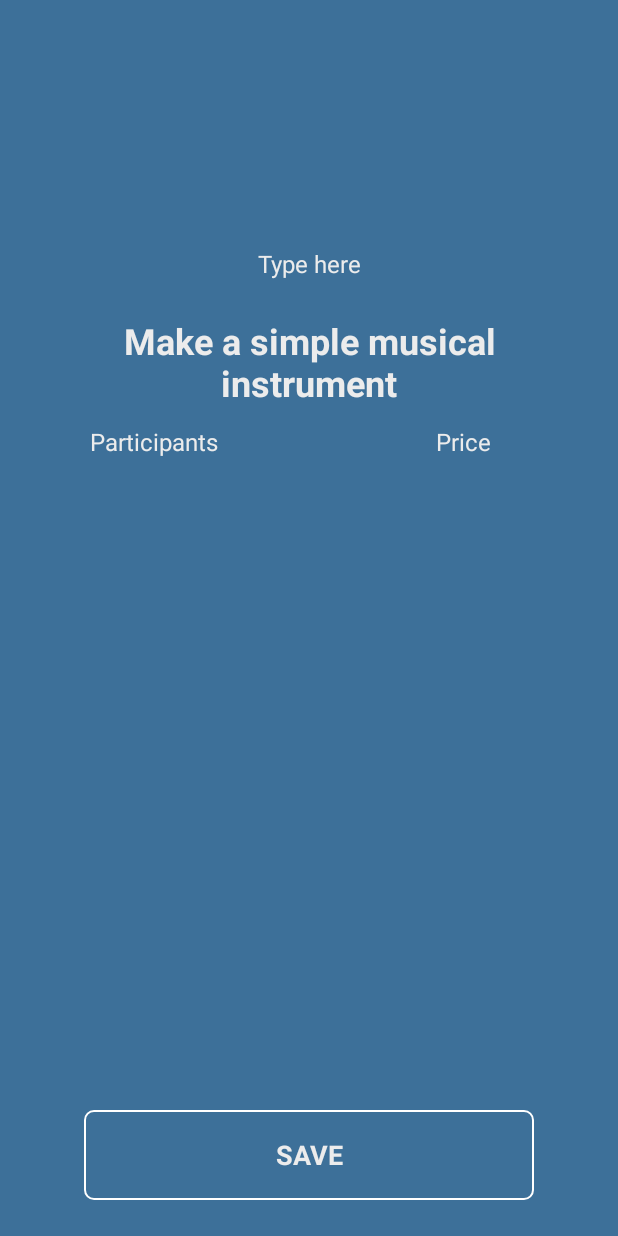
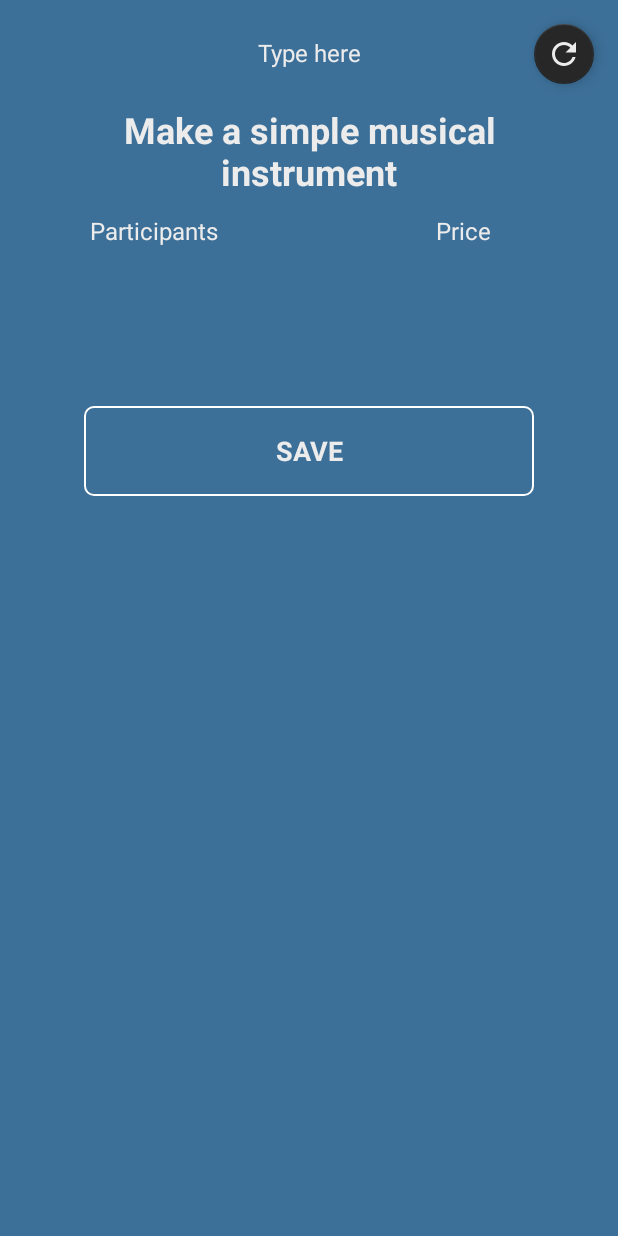
Before and after one commit to Jeremyscell82/RoomDB-Demo, an Android app: the layout fragment_home.xml on its own in the app's theme, with its tools: preview values and no code run, on a phone screen of 412 x 824 dp. Run offline under Robolectric (Android 15) with nearby library versions, the phone set to English and light mode, and no system bars; network calls fail.

Commit message:
Added RoomDB + ViewModel logic

```diff
--- a/app/src/main/java/com/jldemos/roomdb_demo/SplashActivity.kt
+++ b/app/src/main/java/com/jldemos/roomdb_demo/SplashActivity.kt
@@ -10,14 +10,14 @@ class SplashActivity: AppCompatActivity() {
 
     override fun onCreate(savedInstanceState: Bundle?) {
         super.onCreate(savedInstanceState)
-        Timber.plant(Timber.DebugTree())
+        Timber.plant(Timber.DebugTree()) //Initiate logging library
+        //Give the illusion its actually loading something expensive
         Handler().postDelayed({
             launchApp()
-        },1500)
+        },1000)
     }
 
     private fun launchApp() {
-        Timber.d("Launching App ...")
         val mainIntent = Intent(this, MainActivity::class.java)
         mainIntent.flags = Intent.FLAG_ACTIVITY_NEW_TASK or Intent.FLAG_ACTIVITY_CLEAR_TASK
         startActivity(mainIntent)
--- a/app/src/main/java/com/jldemos/roomdb_demo/BoredApiService.kt
+++ b/app/src/main/java/com/jldemos/roomdb_demo/Utils/SuggestionApiService.kt
@@ -1,4 +1,4 @@
-package com.jldemos.roomdb_demo
+package com.jldemos.roomdb_demo.Utils
 
 import com.google.gson.annotations.SerializedName
 import io.reactivex.Observable
@@ -8,7 +8,7 @@ import retrofit2.converter.gson.GsonConverterFactory
 import retrofit2.http.GET
 import retrofit2.http.Query
 
-class BoredApiService {
+class SuggestionApiService {
 
 
     data class BoredResult(
@@ -34,6 +34,7 @@ class BoredApiService {
         @GET("activity/")
         fun pullAnotherSuggestion(): Observable<BoredResult>
 
+        //Not going to be used, but an example of having multiple endpoints
         @GET("activity/type")
         fun pullByType(
             @Query(value = "type") type: String = "recreational"
--- /dev/null
+++ b/app/src/main/res/drawable/ic_refresh.xml
@@ -0,0 +1,5 @@
+<vector android:height="24dp" android:tint="#FFFFFF"
+    android:viewportHeight="24.0" android:viewportWidth="24.0"
+    android:width="24dp" xmlns:android="http://schemas.android.com/apk/res/android">
+    <path android:fillColor="#FF000000" android:pathData="M17.65,6.35C16.2,4.9 14.21,4 12,4c-4.42,0 -7.99,3.58 -7.99,8s3.57,8 7.99,8c3.73,0 6.84,-2.55 7.73,-6h-2.08c-0.82,2.33 -3.04,4 -5.65,4 -3.31,0 -6,-2.69 -6,-6s2.69,-6 6,-6c1.66,0 3.14,0.69 4.22,1.78L13,11h7V4l-2.35,2.35z"/>
+</vector>
--- a/app/src/main/res/layout/fragment_home.xml
+++ b/app/src/main/res/layout/fragment_home.xml
@@ -1,5 +1,6 @@
 <?xml version="1.0" encoding="utf-8"?>
-<androidx.constraintlayout.widget.ConstraintLayout xmlns:android="http://schemas.android.com/apk/res/android"
+<androidx.constraintlayout.widget.ConstraintLayout
+    xmlns:android="http://schemas.android.com/apk/res/android"
     android:layout_width="match_parent"
     android:layout_height="match_parent"
     xmlns:app="http://schemas.android.com/apk/res-auto"
@@ -9,7 +10,7 @@
 
 
     <androidx.constraintlayout.widget.Guideline
-        android:id="@+id/home_centerGuideline"
+        android:id="@+id/home_centerVerGuideline"
         android:layout_width="wrap_content"
         android:layout_height="match_parent"
         android:orientation="vertical"
@@ -17,20 +18,23 @@
         />
 
     <androidx.constraintlayout.widget.Guideline
-        android:id="@+id/home_topGuideline"
-        android:layout_width="match_parent"
-        android:layout_height="wrap_content"
+        android:id="@+id/home_centerHorGuideline"
+        android:layout_width="wrap_content"
+        android:layout_height="match_parent"
         android:orientation="horizontal"
-        app:layout_constraintGuide_percent=".2"/>
+        app:layout_constraintGuide_percent=".5"
+        />
+
 
     <TextView
         android:id="@+id/home_type_text"
         android:layout_width="match_parent"
         android:layout_height="wrap_content"
+        android:layout_marginTop="24dp"
         style="@style/font_style_body"
         app:layout_constraintStart_toStartOf="parent"
         app:layout_constraintEnd_toEndOf="parent"
-        app:layout_constraintTop_toBottomOf="@id/home_topGuideline"
+        app:layout_constraintTop_toTopOf="parent"
         tools:text="Type here"
         android:gravity="center_horizontal"
         />
@@ -54,7 +58,7 @@
         android:layout_height="wrap_content"
         app:layout_constraintTop_toBottomOf="@id/home_suggestion_text"
         app:layout_constraintStart_toStartOf="parent"
-        app:layout_constraintEnd_toStartOf="@id/home_centerGuideline"
+        app:layout_constraintEnd_toStartOf="@id/home_centerVerGuideline"
         style="@style/font_style_body"
         tools:text="Participants"
         android:layout_marginTop="@dimen/default_margin"/>
@@ -64,7 +68,7 @@
         android:layout_width="wrap_content"
         android:layout_height="wrap_content"
         app:layout_constraintTop_toBottomOf="@id/home_suggestion_text"
-        app:layout_constraintStart_toEndOf="@id/home_centerGuideline"
+        app:layout_constraintStart_toEndOf="@id/home_centerVerGuideline"
         app:layout_constraintEnd_toEndOf="parent"
         style="@style/font_style_body"
         tools:text="Price"
@@ -76,36 +80,74 @@
             android:layout_height="60dp"
             app:layout_constraintStart_toStartOf="parent"
             app:layout_constraintEnd_toEndOf="parent"
-            app:layout_constraintBottom_toBottomOf="parent"
+            app:layout_constraintTop_toBottomOf="@id/home_participants_text"
+            app:layout_constraintBottom_toTopOf="@id/home_centerHorGuideline"
             android:text="SAVE"
             style="@style/font_style_clickable"
-            android:layout_marginBottom="24dp"/>
+            android:layout_marginTop="24dp"/>
 
-    <LinearLayout
-        android:id="@+id/home_loading_screen"
+    <com.google.android.material.floatingactionbutton.FloatingActionButton
+        android:id="@+id/home_refresh_fab"
+        android:layout_width="wrap_content"
+        android:layout_height="wrap_content"
+        app:layout_constraintTop_toTopOf="parent"
+        app:layout_constraintEnd_toEndOf="parent"
+        android:layout_margin="@dimen/default_margin"
+        app:fabSize="mini"
+        app:backgroundTint="@color/colorPrimary"
+        android:src="@drawable/ic_refresh"
+        app:tint="@color/primaryTextColor"
+        app:rippleColor="@color/primaryTextColor"/>
+
+    <androidx.recyclerview.widget.RecyclerView
+        android:id="@+id/home_saved_suggestion_recyclerview"
         android:layout_width="match_parent"
-        android:layout_height="match_parent"
-        android:background="#72000000"
-        app:layout_constraintTop_toTopOf="parent"
+        android:layout_height="0dp"
+        app:layout_constraintTop_toBottomOf="@id/home_centerHorGuideline"
         app:layout_constraintStart_toStartOf="parent"
         app:layout_constraintEnd_toEndOf="parent"
-        app:layout_constraintBottom_toBottomOf="parent"
-        android:orientation="vertical"
-        android:gravity="center"
-        android:visibility="gone">
+        app:layout_constraintBottom_toBottomOf="parent"/>
 
-        <ProgressBar
-            android:layout_width="wrap_content"
-            android:layout_height="wrap_content"
-            android:layout_gravity="center"/>
 
-        <TextView
-            android:layout_width="wrap_content"
-            android:layout_height="wrap_content"
-            android:text="Creating another suggestion"
-            style="@style/font_style_body"
-            android:layout_marginTop="@dimen/default_margin"/>
-    </LinearLayout>
+    <ProgressBar
+        android:id="@+id/home_fab_loading_indicator"
+        android:layout_width="0dp"
+        android:layout_height="0dp"
+        android:layout_gravity="center"
+        app:layout_constraintTop_toTopOf="@id/home_refresh_fab"
+        app:layout_constraintStart_toStartOf="@id/home_refresh_fab"
+        app:layout_constraintEnd_toEndOf="@id/home_refresh_fab"
+        app:layout_constraintBottom_toBottomOf="@id/home_refresh_fab"
+        android:padding="6dp"
+        android:visibility="gone"
+        android:elevation="8dp"/>
+
+
+    <!--    <LinearLayout-->
+<!--        android:id="@+id/home_loading_screen"-->
+<!--        android:layout_width="match_parent"-->
+<!--        android:layout_height="match_parent"-->
+<!--        android:background="#72000000"-->
+<!--        app:layout_constraintTop_toTopOf="parent"-->
+<!--        app:layout_constraintStart_toStartOf="parent"-->
+<!--        app:layout_constraintEnd_toEndOf="parent"-->
+<!--        app:layout_constraintBottom_toBottomOf="parent"-->
+<!--        android:orientation="vertical"-->
+<!--        android:gravity="center"-->
+<!--        android:visibility="gone">-->
+
+<!--        <ProgressBar-->
+<!--            android:layout_width="wrap_content"-->
+<!--            android:layout_height="wrap_content"-->
+<!--            android:layout_gravity="center"/>-->
+
+<!--        <TextView-->
+<!--            android:layout_width="wrap_content"-->
+<!--            android:layout_height="wrap_content"-->
+<!--            android:text="Creating another suggestion"-->
+<!--            style="@style/font_style_body"-->
+<!--            android:layout_marginTop="@dimen/default_margin"/>-->
+<!--    </LinearLayout>-->
 
 
 </androidx.constraintlayout.widget.ConstraintLayout>
--- a/app/src/main/res/values/styles.xml
+++ b/app/src/main/res/values/styles.xml
@@ -1,7 +1,7 @@
 <resources>
 
     <!-- Base application theme. -->
-    <style name="AppTheme" parent="Theme.AppCompat.Light.DarkActionBar">
+    <style name="AppTheme" parent="Theme.MaterialComponents.DayNight.NoActionBar">
         <!-- Customize your theme here. -->
         <item name="colorPrimary">@color/colorPrimary</item>
         <item name="colorPrimaryDark">@color/colorPrimaryDark</item>
--- a/build.gradle
+++ b/build.gradle
@@ -2,6 +2,9 @@
 
 buildscript {
     ext.kotlin_version = '1.3.61'
+    ext.room_version = '2.2.3'
+    ext.lifecycle_version = "2.1.0"
+    ext.annotation_version = "1.1.0"
     repositories {
         google()
         jcenter()
```
Also changed, not shown: app/build.gradle (+15 -7 lines), app/src/main/java/com/jldemos/roomdb_demo/HomeFragment.kt (+68 -22 lines), app/src/main/java/com/jldemos/roomdb_demo/HomeViewModel.kt (+7 -105 lines), app/src/main/java/com/jldemos/roomdb_demo/MainActivity.kt (+34 -0 lines), app/src/main/java/com/jldemos/roomdb_demo/Utils/DB_Controller.kt (added, +43 -0 lines), app/src/main/java/com/jldemos/roomdb_demo/Utils/SavedSuggestionsAdapter.kt (added, +38 -0 lines), app/src/main/java/com/jldemos/roomdb_demo/Utils/SuggestionModel.kt (added, +25 -0 lines), app/src/main/res/layout/item_suggestion.xml (added, +32 -0 lines).
